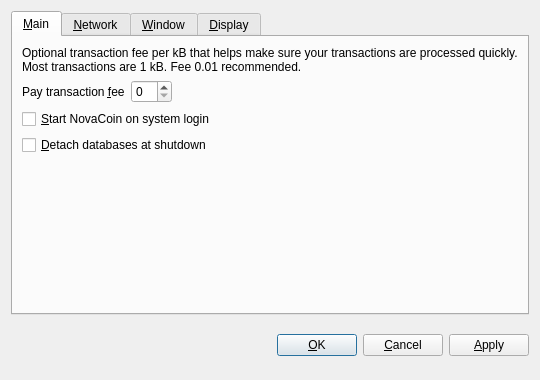
The window that src/qt/forms/optionsdialog.ui (Infernoman/Sembros-Next) describes before a commit, drawn with Qt 5.
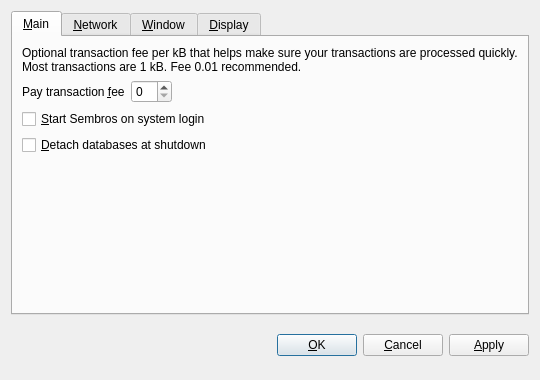
The same window after the commit. Custom widgets are drawn as their Qt base class.

The edit to the form file:
```diff
--- a/src/qt/forms/optionsdialog.ui
+++ b/src/qt/forms/optionsdialog.ui
@@ -82,7 +82,7 @@
           <string>Automatically start NovaCoin after logging in to the system.</string>
          </property>
          <property name="text">
-          <string>&amp;Start NovaCoin on system login</string>
+          <string>&amp;Start Sembros on system login</string>
          </property>
         </widget>
        </item>
```
Left out of the diff: 10 changed lines with no effect on the pictures.
